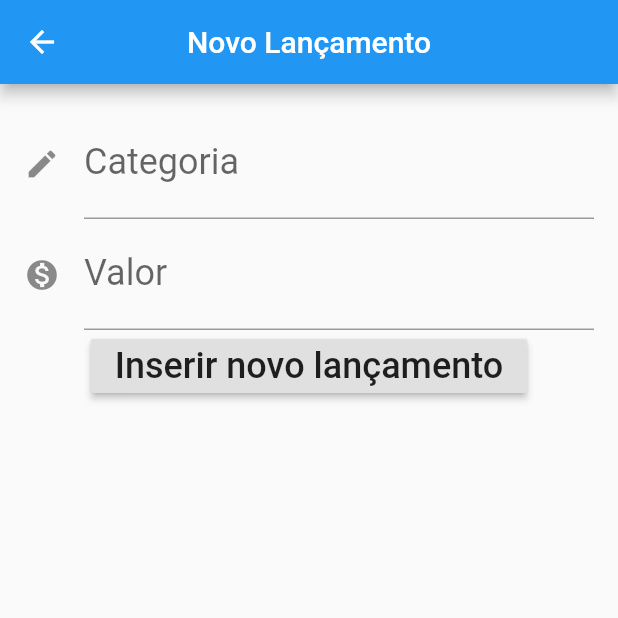
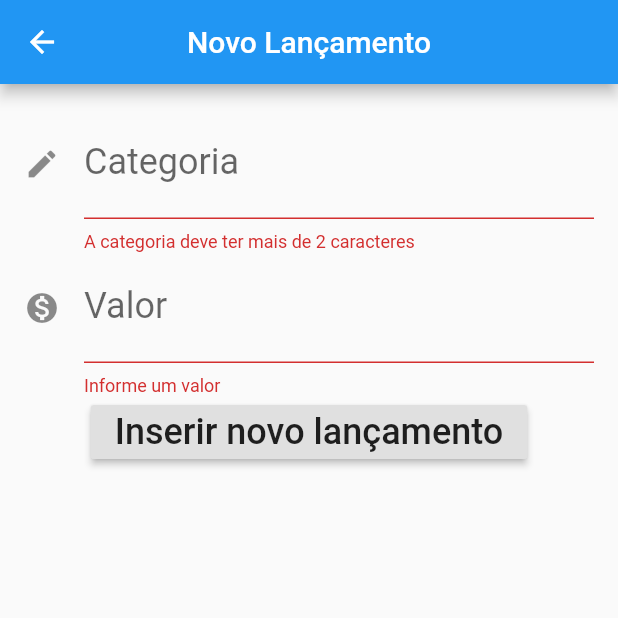
Before and after one commit to lvdamaceno/flutter_controle_monetario, a Flutter app: the screen it shows after launch, after a tap on the "add" icon, on a phone screen of 412 x 824 dp, the top half of it. Run offline on Flutter 3.47's test engine with Material 2 defaults, Android fonts, the phone set to English and light mode, and no system bars.

Commit message:
validações

```diff
--- a/lib/components/editor.dart
+++ b/lib/components/editor.dart
@@ -6,6 +6,7 @@ class Editor extends StatelessWidget {
   final String dica;
   final IconData icone;
   final TextInputType tipoTeclado;
+  final Function validador;
 
   Editor({
     this.controlador,
@@ -13,6 +14,7 @@ class Editor extends StatelessWidget {
     this.dica,
     this.icone,
     this.tipoTeclado,
+    this.validador,
   });
 
   @override
@@ -23,11 +25,12 @@ class Editor extends StatelessWidget {
         fontSize: 24.0,
       ),
       decoration: InputDecoration(
-        icon: Icon(icone),
+        icon: icone != null ? Icon(icone) : null,
         labelText: rotulo,
         hintText: dica,
       ),
-      keyboardType: TextInputType.text,
+      keyboardType: tipoTeclado ?? TextInputType.text,
+      validator: validador,
     );
   }
 }
--- a/lib/main.dart
+++ b/lib/main.dart
@@ -11,6 +11,7 @@ class ToLisoApp extends StatelessWidget {
   @override
   Widget build(BuildContext context) {
     // TODO: implement build
-    return MaterialApp(home: ListaLancamento());
+    return MaterialApp(
+        debugShowCheckedModeBanner: false, home: ListaLancamento());
   }
 }
--- a/lib/screens/lancamento/formulario.dart
+++ b/lib/screens/lancamento/formulario.dart
@@ -1,6 +1,7 @@
 import 'package:flutter/material.dart';
 import 'package:to_liso/components/editor.dart';
 import 'package:to_liso/models/lancamento.dart';
+import 'package:to_liso/screens/lancamento/validacoes.dart';
 
 const _tituloAppBar = 'Novo Lançamento';
 const _rotuloCampoValor = 'Valor';
@@ -16,9 +17,11 @@ class FormLancamento extends StatefulWidget {
 
 class _FormLancamentoState extends State<FormLancamento> {
   final TextEditingController _contraladorCampoValor = TextEditingController();
-
   final TextEditingController _controladorCampoCategoria =
       TextEditingController();
+  final _formKey = GlobalKey<FormState>();
+  List<String> _categorias = ['Uber', 'Netflix', 'Almoço', 'Spotify']; // Option 2
+  String _selectedCategorias; // Option 2
 
   @override
   Widget build(BuildContext context) {
@@ -27,26 +30,35 @@ class _FormLancamentoState extends State<FormLancamento> {
         title: Text(_tituloAppBar),
         centerTitle: true,
       ),
-      body: Padding(
-          padding: const EdgeInsets.all(16.00),
+      body: Form(
+        key: _formKey,
+        autovalidate: true,
+        child: SingleChildScrollView(
+            padding: EdgeInsets.all(16.0),
             child: Column(children: <Widget>[
+
               Editor(
                 rotulo: _rotuloCampocategoria,
                 dica: _dicaCampoCategoria,
                 icone: Icons.create,
                 tipoTeclado: TextInputType.text,
                 controlador: _controladorCampoCategoria,
+                validador: ValidaLancamento.categoria,
               ),
+
               Editor(
                 rotulo: _rotuloCampoValor,
                 dica: _dicaCampoValor,
                 icone: Icons.monetization_on,
                 tipoTeclado: TextInputType.text,
                 controlador: _contraladorCampoValor,
+                validador: ValidaLancamento.valor,
               ),
               RaisedButton(
                 onPressed: () {
+                  if (_formKey.currentState.validate()) {
                     _criarLancamento(context);
+                  }
                 },
                 child: Text(
                   _rotuloBotaoInserir,
@@ -56,6 +68,7 @@ class _FormLancamentoState extends State<FormLancamento> {
                 ),
               ),
             ])),
+      ),
     );
   }
 
--- /dev/null
+++ b/lib/screens/lancamento/validacoes.dart
@@ -0,0 +1,15 @@
+class ValidaLancamento {
+  static String categoria(String value) {
+    if (value.length < 3)
+      return 'A categoria deve ter mais de 2 caracteres';
+    else
+      return null;
+  }
+
+  static String valor(String value) {
+    if (double.tryParse(value) == null || double.tryParse(value) == 0)
+      return 'Informe um valor';
+    else
+      return null;
+  }
+}
```
Also changed, not shown: lib/models/dropdown.dart (added). Lines whose indentation alone changed are shown as unchanged.
